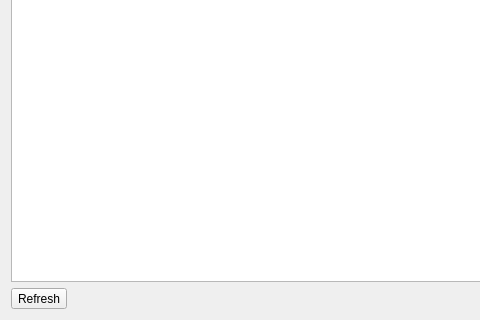
Qt form DBSetupSamplesWidget.ui (afwlehmann/annot8) before a commit; both pictures show x 0 to 480 and y 131 to 451 of the 660 by 451 pixel window.
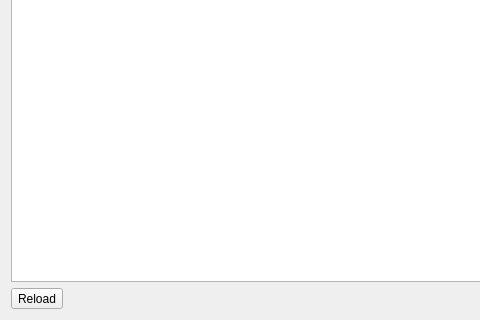
The same form after that commit.

Commit message: Setup-related fixes, e.g. addition of a default experiment.sql for Windows systems.

Diff of the .ui file:
```diff
--- a/DBSetupSamplesWidget.ui
+++ b/DBSetupSamplesWidget.ui
@@ -38,7 +38,7 @@
      <item>
       <widget class="QToolButton" name="tbRefresh" >
        <property name="text" >
-        <string>Refresh</string>
+        <string>Reload</string>
        </property>
       </widget>
      </item>
```
Left out of the diff: 2 changed lines with no effect on the pictures. The commit also changes 4 other files.
